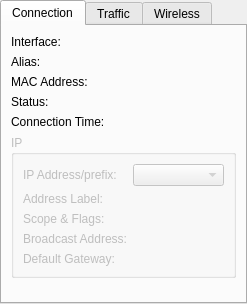
The window that src/knemod/interfacestatusdlg.ui (KDE/knemo) describes before a commit, drawn with Qt 5.
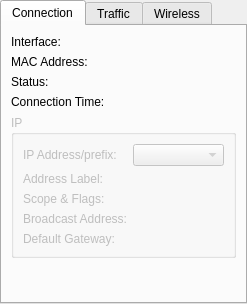
The same window after the commit.

Commit message:
Remove the interface alias setting.
I don't think this is a useful option anymore.  And it can likely create
confusion if we're displaying an interface alias that's relevant to one
application only.

What changed in the file:
```diff
--- a/src/knemod/interfacestatusdlg.ui
+++ b/src/knemod/interfacestatusdlg.ui
@@ -25,23 +25,7 @@
        <string>Connection</string>
       </attribute>
       <layout class="QGridLayout">
-       <item row="6" column="0" colspan="2">
-        <spacer name="spacer4">
-         <property name="orientation">
-          <enum>Qt::Vertical</enum>
-         </property>
-         <property name="sizeType">
-          <enum>QSizePolicy::Expanding</enum>
-         </property>
-         <property name="sizeHint" stdset="0">
-          <size>
-           <width>0</width>
-           <height>0</height>
-          </size>
-         </property>
-        </spacer>
-       </item>
-       <item row="5" column="0" colspan="2">
+       <item row="4" column="0" colspan="2">
         <widget class="QGroupBox" name="groupBoxIP">
          <property name="enabled">
           <bool>false</bool>
@@ -172,7 +156,7 @@
          </property>
         </widget>
        </item>
-       <item row="3" column="1">
+       <item row="2" column="1">
         <widget class="QLabel" name="textLabelStatus">
          <property name="text">
           <string/>
@@ -185,7 +169,7 @@
          </property>
         </widget>
        </item>
-       <item row="4" column="1">
+       <item row="3" column="1">
         <widget class="QLabel" name="textLabelUptime">
          <property name="text">
           <string/>
@@ -208,17 +192,7 @@
          </property>
         </widget>
        </item>
-       <item row="1" column="0">
-        <widget class="QLabel" name="textLabel14">
-         <property name="text">
-          <string>Alias:</string>
-         </property>
-         <property name="wordWrap">
-          <bool>false</bool>
-         </property>
-        </widget>
-       </item>
-       <item row="3" column="0">
+       <item row="2" column="0">
         <widget class="QLabel" name="textLabel2">
          <property name="text">
           <string>Status:</string>
@@ -228,7 +202,7 @@
          </property>
         </widget>
        </item>
-       <item row="4" column="0">
+       <item row="3" column="0">
         <widget class="QLabel" name="textLabel3">
          <property name="text">
           <string>Connection Time:</string>
@@ -238,7 +212,7 @@
          </property>
         </widget>
        </item>
-       <item row="2" column="0">
+       <item row="1" column="0">
         <widget class="QLabel" name="macLabel">
          <property name="text">
           <string>MAC Address:</string>
@@ -248,7 +222,7 @@
          </property>
         </widget>
        </item>
-       <item row="2" column="1">
+       <item row="1" column="1">
         <widget class="QLabel" name="macText">
          <property name="alignment">
           <set>Qt::AlignRight|Qt::AlignTrailing|Qt::AlignVCenter</set>
@@ -258,6 +232,22 @@
          </property>
         </widget>
        </item>
+       <item row="5" column="0" colspan="2">
+        <spacer name="spacer4">
+         <property name="orientation">
+          <enum>Qt::Vertical</enum>
+         </property>
+         <property name="sizeType">
+          <enum>QSizePolicy::Expanding</enum>
+         </property>
+         <property name="sizeHint" stdset="0">
+          <size>
+           <width>0</width>
+           <height>0</height>
+          </size>
+         </property>
+        </spacer>
+       </item>
       </layout>
      </widget>
      <widget class="QWidget" name="traffic">
```
Left out of the diff: 13 changed lines with no effect on the pictures. The commit also changes 10 other files.
